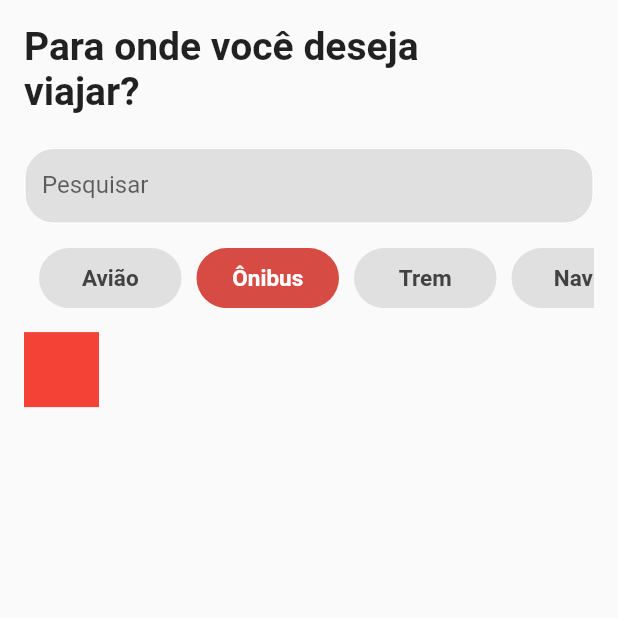
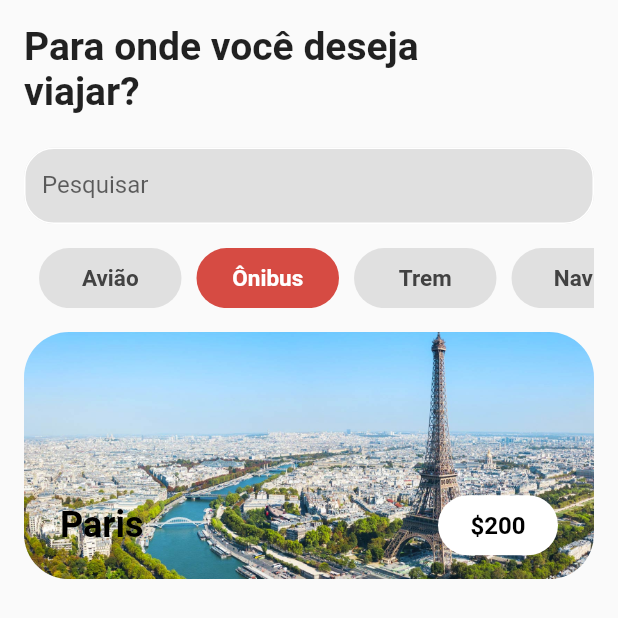
Before and after one commit to hendriksonpetzold/travel_ticket_app, a Flutter app: the InitialPage screen opened by its route, after a tap on "Ônibus", on a phone screen of 412 x 824 dp. Shown: the top 618 px of the screen. Run offline on Flutter 3.47's test engine with Material 2 defaults, Android fonts, the phone set to English and light mode, and no system bars; our stand-ins replace get.

```diff
--- a/lib/domain/config/routes.dart
+++ b/lib/domain/config/routes.dart
@@ -1,10 +1,23 @@
 import 'package:get/get.dart';
+import 'package:travel_app/pages/buy_ticket/buy_ticket_page.dart';
 import 'package:travel_app/pages/initial/initial_page.dart';
 import '../../pages/on_boarding/on_boarding_page.dart';
 
 class Routes {
   static final List<GetPage> routes = [
-    GetPage(name: '/', page: () => const OnBoardingPage()),
-    GetPage(name: '/initial_page', page: () => InitialPage()),
+    GetPage(
+      name: '/',
+      page: () => const OnBoardingPage(),
+    ),
+    GetPage(
+      name: '/initial_page',
+      page: () => InitialPage(),
+      children: [
+        GetPage(
+          name: '/buy_ticket_page',
+          page: () => BuyTicketPage(),
+        )
+      ],
+    ),
   ];
 }
--- a/lib/domain/models/card_model.dart
+++ b/lib/domain/models/card_model.dart
@@ -1,10 +1,10 @@
 class CardModel {
-  String image;
-  String local;
+  String localImage;
+  String localName;
   String price;
   CardModel({
-    required this.image,
-    required this.local,
+    required this.localImage,
+    required this.localName,
     required this.price,
   });
 }
--- a/lib/pages/initial/components/bus_list_view.dart
+++ b/lib/pages/initial/components/bus_list_view.dart
@@ -1,14 +1,40 @@
 import 'package:flutter/material.dart';
+import 'package:get/get.dart';
+import 'package:travel_app/domain/models/card_model.dart';
+import 'package:travel_app/pages/initial/components/place_card.dart';
+import 'package:travel_app/pages/initial/initial_controller.dart';
 
 class BusListView extends StatelessWidget {
-  const BusListView({Key? key}) : super(key: key);
-
+  BusListView({Key? key}) : super(key: key);
+  final InitialController controller = Get.put(InitialController());
   @override
   Widget build(BuildContext context) {
-    return Container(
-      height: 50,
-      width: 50,
-      color: Colors.red,
+    return SizedBox(
+      width: double.infinity,
+      height: 1000,
+      child: ListView.builder(
+        itemCount: controller.busList.length,
+        itemBuilder: (context, index) {
+          final CardModel cardModel = controller.busList[index];
+          return InkWell(
+            onTap: () {
+              Get.toNamed(
+                '/initial_page/buy_ticket_page',
+                parameters: {
+                  'localName': cardModel.localName,
+                  'localImage': cardModel.localImage,
+                  'price': cardModel.price,
+                },
+              );
+            },
+            child: PlaceCard(
+              localName: cardModel.localName,
+              localImage: cardModel.localImage,
+              price: cardModel.price,
+            ),
+          );
+        },
+      ),
     );
   }
 }
--- /dev/null
+++ b/lib/pages/initial/components/place_card.dart
@@ -0,0 +1,70 @@
+import 'package:flutter/material.dart';
+
+class PlaceCard extends StatelessWidget {
+  final String localName;
+  final String price;
+  final String localImage;
+  const PlaceCard({
+    Key? key,
+    required this.localName,
+    required this.localImage,
+    required this.price,
+  }) : super(key: key);
+
+  @override
+  Widget build(BuildContext context) {
+    return Container(
+      margin: const EdgeInsets.only(bottom: 8, top: 8),
+      padding: const EdgeInsets.only(left: 24, right: 24, bottom: 16),
+      height: MediaQuery.of(context).size.height * .2,
+      width: double.infinity,
+      decoration: BoxDecoration(
+        borderRadius: BorderRadius.circular(30),
+        image: DecorationImage(
+          image: AssetImage(localImage),
+          fit: BoxFit.cover,
+        ),
+      ),
+      child: Align(
+        alignment: Alignment.bottomLeft,
+        child: SizedBox(
+          height: 40,
+          width: double.infinity,
+          child: Row(
+            children: [
+              Text(
+                localName,
+                style: const TextStyle(
+                  color: Colors.black,
+                  fontWeight: FontWeight.bold,
+                  fontSize: 24,
+                ),
+              ),
+              Expanded(
+                child: Container(),
+              ),
+              Container(
+                width: 80,
+                height: 40,
+                decoration: BoxDecoration(
+                  color: Colors.white,
+                  borderRadius: BorderRadius.circular(25),
+                ),
+                child: Center(
+                  child: Text(
+                    '\$$price',
+                    style: const TextStyle(
+                      color: Colors.black,
+                      fontWeight: FontWeight.bold,
+                      fontSize: 16,
+                    ),
+                  ),
+                ),
+              )
+            ],
+          ),
+        ),
+      ),
+    );
+  }
+}
--- a/lib/pages/initial/components/plane_list_view.dart
+++ b/lib/pages/initial/components/plane_list_view.dart
@@ -1,14 +1,40 @@
 import 'package:flutter/material.dart';
+import 'package:get/get.dart';
+import 'package:travel_app/domain/models/card_model.dart';
+import 'package:travel_app/pages/initial/components/place_card.dart';
+import 'package:travel_app/pages/initial/initial_controller.dart';
 
 class PlaneListView extends StatelessWidget {
-  const PlaneListView({Key? key}) : super(key: key);
-
+  PlaneListView({Key? key}) : super(key: key);
+  final InitialController controller = Get.put(InitialController());
   @override
   Widget build(BuildContext context) {
-    return Container(
-      height: 50,
-      width: 100,
-      color: Colors.blue,
+    return SizedBox(
+      width: double.infinity,
+      height: 1000,
+      child: ListView.builder(
+        itemCount: controller.planeList.length,
+        itemBuilder: (context, index) {
+          final CardModel cardModel = controller.planeList[index];
+          return InkWell(
+            onTap: () {
+              Get.toNamed(
+                '/initial_page/buy_ticket_page',
+                parameters: {
+                  'localName': cardModel.localName,
+                  'localImage': cardModel.localImage,
+                  'price': cardModel.price,
+                },
+              );
+            },
+            child: PlaceCard(
+              localName: cardModel.localName,
+              localImage: cardModel.localImage,
+              price: cardModel.price,
+            ),
+          );
+        },
+      ),
     );
   }
 }
--- a/lib/pages/initial/components/ship_list_view.dart
+++ b/lib/pages/initial/components/ship_list_view.dart
@@ -1,14 +1,28 @@
 import 'package:flutter/material.dart';
+import 'package:get/get.dart';
+import 'package:travel_app/domain/models/card_model.dart';
+import 'package:travel_app/pages/initial/components/place_card.dart';
+import 'package:travel_app/pages/initial/initial_controller.dart';
 
 class ShipListView extends StatelessWidget {
-  const ShipListView({Key? key}) : super(key: key);
-
+  ShipListView({Key? key}) : super(key: key);
+  final InitialController controller = Get.put(InitialController());
   @override
   Widget build(BuildContext context) {
-    return Container(
-      height: 50,
-      width: 50,
-      color: Colors.grey,
+    return SizedBox(
+      width: double.infinity,
+      height: 1000,
+      child: ListView.builder(
+        itemCount: controller.shipList.length,
+        itemBuilder: (context, index) {
+          final CardModel cardModel = controller.shipList[index];
+          return PlaceCard(
+            localName: cardModel.localName,
+            localImage: cardModel.localImage,
+            price: cardModel.price,
+          );
+        },
+      ),
     );
   }
 }
--- a/lib/pages/initial/components/train_list_view.dart
+++ b/lib/pages/initial/components/train_list_view.dart
@@ -1,14 +1,29 @@
 import 'package:flutter/material.dart';
+import 'package:get/get.dart';
+import 'package:travel_app/domain/models/card_model.dart';
+import 'package:travel_app/pages/initial/components/place_card.dart';
+import 'package:travel_app/pages/initial/initial_controller.dart';
 
 class TrainListView extends StatelessWidget {
-  const TrainListView({Key? key}) : super(key: key);
+  TrainListView({Key? key}) : super(key: key);
 
+  final InitialController controller = Get.put(InitialController());
   @override
   Widget build(BuildContext context) {
-    return Container(
-      height: 50,
-      width: 50,
-      color: Colors.black,
+    return SizedBox(
+      width: double.infinity,
+      height: 1000,
+      child: ListView.builder(
+        itemCount: controller.trainList.length,
+        itemBuilder: (context, index) {
+          final CardModel cardModel = controller.trainList[index];
+          return PlaceCard(
+            localName: cardModel.localName,
+            localImage: cardModel.localImage,
+            price: cardModel.price,
+          );
+        },
+      ),
     );
   }
 }
--- a/lib/pages/initial/initial_controller.dart
+++ b/lib/pages/initial/initial_controller.dart
@@ -3,7 +3,29 @@ import 'package:travel_app/domain/enums/travel_list_enum.dart';
 import 'package:travel_app/domain/models/card_model.dart';
 
 class InitialController extends GetxController {
-  List<CardModel> cardList = [];
+  List<CardModel> planeList = [
+    CardModel(
+        localImage: 'assets/paris2.jpg', localName: 'Paris', price: '1500'),
+    CardModel(
+        localImage: 'assets/paris.jpg', localName: 'Paris', price: '1500'),
+    CardModel(
+        localImage: 'assets/paris2.jpg', localName: 'Paris', price: '1500'),
+    CardModel(
+        localImage: 'assets/paris2.jpg', localName: 'Paris', price: '1500'),
+  ];
+
+  List<CardModel> busList = [
+    CardModel(
+        localImage: 'assets/paris2.jpg', localName: 'Paris', price: '200'),
+  ];
+  List<CardModel> trainList = [
+    CardModel(
+        localImage: 'assets/paris2.jpg', localName: 'Paris', price: '300'),
+  ];
+  List<CardModel> shipList = [
+    CardModel(
+        localImage: 'assets/paris2.jpg', localName: 'Paris', price: '500'),
+  ];
 
   final Rx<TravelListEnum> _activeList =
       Rx<TravelListEnum>(TravelListEnum.plane);
--- a/lib/pages/initial/initial_page.dart
+++ b/lib/pages/initial/initial_page.dart
@@ -2,6 +2,7 @@ import 'package:flutter/material.dart';
 import 'package:get/get.dart';
 import 'package:travel_app/pages/initial/components/bus_list_view.dart';
 import 'package:travel_app/pages/initial/components/custom_title.dart';
+
 import 'package:travel_app/pages/initial/components/plane_list_view.dart';
 import 'package:travel_app/pages/initial/components/search_form_field.dart';
 import 'package:travel_app/pages/initial/components/select_transport_type_bar.dart';
@@ -16,6 +17,7 @@ class InitialPage extends StatelessWidget {
   Widget build(BuildContext context) {
     return Scaffold(
       body: SafeArea(
+        child: SingleChildScrollView(
           child: Padding(
             padding: const EdgeInsets.only(top: 16, left: 16, right: 16),
             child: Column(
@@ -28,13 +30,13 @@ class InitialPage extends StatelessWidget {
                 ),
                 SelectTransportTypeBar(),
                 const SizedBox(
-                height: 16,
+                  height: 8,
                 ),
                 Obx(
                   () {
                     return IndexedStack(
                       index: controller.getListIndex(),
-                    children: const [
+                      children: [
                         PlaneListView(),
                         BusListView(),
                         TrainListView(),
@@ -47,6 +49,7 @@ class InitialPage extends StatelessWidget {
             ),
           ),
         ),
+      ),
     );
   }
 }
--- a/pubspec.yaml
+++ b/pubspec.yaml
@@ -35,6 +35,7 @@ dependencies:
   # Use with the CupertinoIcons class for iOS style icons.
   cupertino_icons: ^1.0.2
   get: ^4.6.5
+  dotted_line: ^3.1.0
 
 dev_dependencies:
   flutter_test:
@@ -61,6 +62,8 @@ flutter:
   # To add assets to your application, add an assets section, like this:
   assets:
      - assets/onboarding_image.jpg
+     - assets/paris.jpg
+     - assets/paris2.jpg
   #   - images/a_dot_ham.jpeg
 
   # An image asset can refer to one or more resolution-specific "variants", see
```
Also changed, not shown: lib/components/custom_back_button.dart (added, +29 -0 lines), lib/pages/buy_ticket/buy_ticket_controller.dart (added, +7 -0 lines), lib/pages/buy_ticket/buy_ticket_page.dart (added, +59 -0 lines), lib/pages/buy_ticket/components/ticket_card.dart (added, +34 -0 lines), assets/paris.jpg (added), assets/paris2.jpg (added), pubspec.lock. Lines whose indentation alone changed are shown as unchanged.
